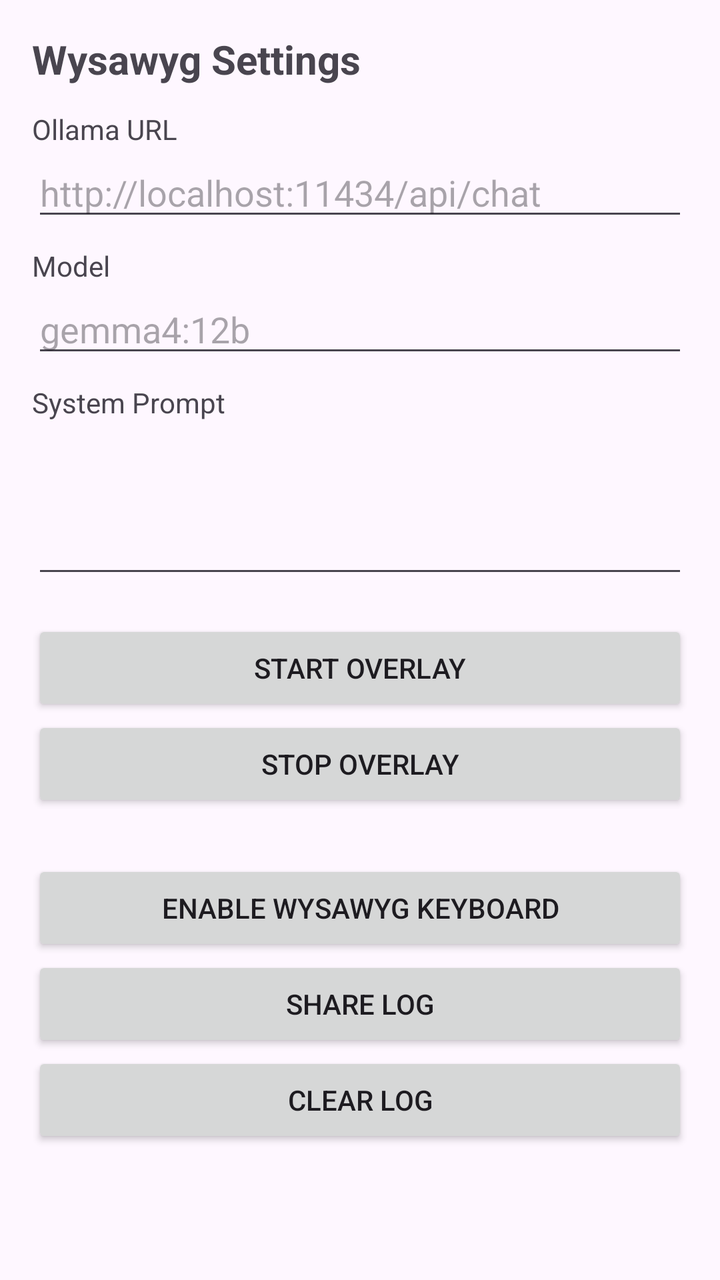
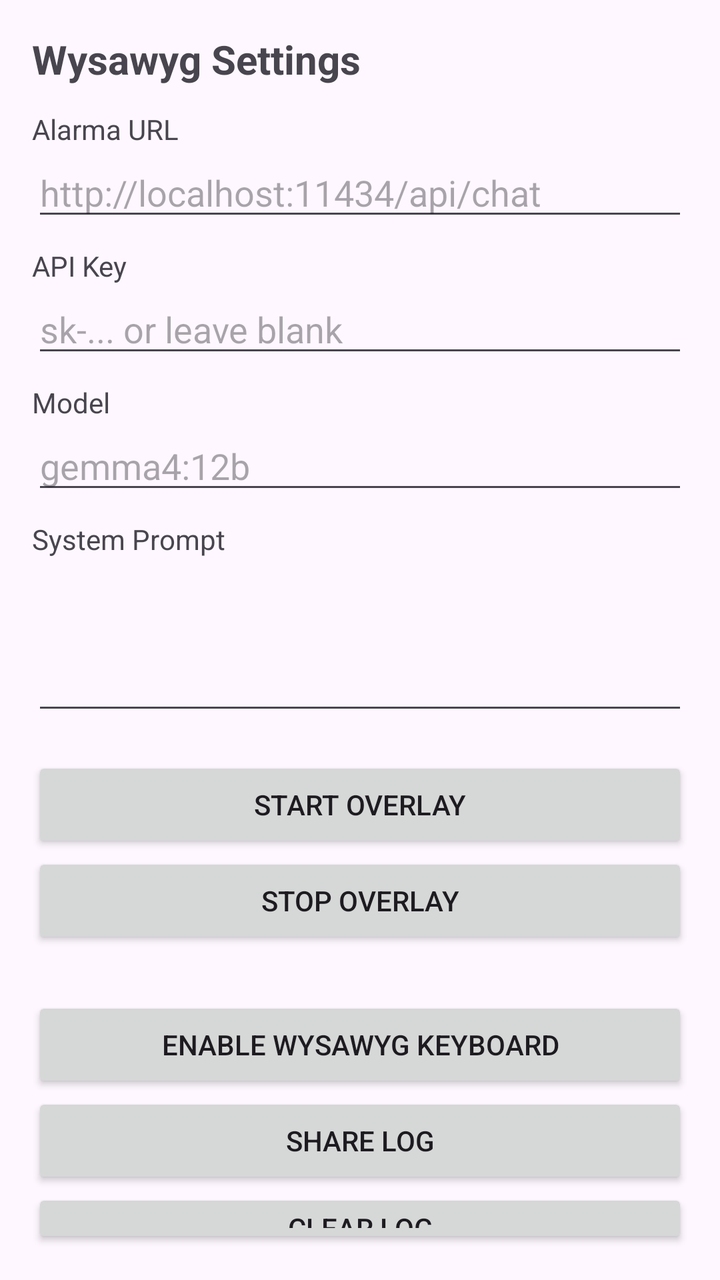

Screens rendered from an Android XML layout before and after an edit, with the pre-edit source and the edit as a unified diff.
<!-- AndroidManifest.xml: application theme Theme.Wysawyg -->
<!-- res/layout/activity_main.xml -->
<?xml version="1.0" encoding="utf-8"?>
<LinearLayout xmlns:android="http://schemas.android.com/apk/res/android"
    android:layout_width="match_parent"
    android:layout_height="match_parent"
    android:orientation="vertical"
    android:padding="16dp">

    <TextView
        android:layout_width="wrap_content"
        android:layout_height="wrap_content"
        android:text="Wysawyg Settings"
        android:textSize="20sp"
        android:textStyle="bold" />

    <TextView
        android:layout_width="wrap_content"
        android:layout_height="wrap_content"
        android:layout_marginTop="12dp"
        android:text="@string/ollama_url" />
    <EditText
        android:id="@+id/ollamaUrl"
        android:layout_width="match_parent"
        android:layout_height="wrap_content"
        android:hint="http://localhost:11434/api/chat"
        android:inputType="textUri" />

    <TextView
        android:layout_width="wrap_content"
        android:layout_height="wrap_content"
        android:layout_marginTop="8dp"
        android:text="@string/model" />
    <EditText
        android:id="@+id/modelName"
        android:layout_width="match_parent"
        android:layout_height="wrap_content"
        android:hint="gemma4:12b" />

    <TextView
        android:layout_width="wrap_content"
        android:layout_height="wrap_content"
        android:layout_marginTop="8dp"
        android:text="@string/system_prompt" />
    <EditText
        android:id="@+id/systemPrompt"
        android:layout_width="match_parent"
        android:layout_height="wrap_content"
        android:minLines="3"
        android:gravity="top"
        android:inputType="textMultiLine" />

    <Button
        android:id="@+id/startOverlayButton"
        android:layout_width="match_parent"
        android:layout_height="wrap_content"
        android:layout_marginTop="16dp"
        android:text="@string/start_overlay" />

    <Button
        android:id="@+id/stopOverlayButton"
        android:layout_width="match_parent"
        android:layout_height="wrap_content"
        android:text="@string/stop_overlay" />

    <Button
        android:id="@+id/enableKeyboardButton"
        android:layout_width="match_parent"
        android:layout_height="wrap_content"
        android:layout_marginTop="24dp"
        android:text="Enable WYSAWYG Keyboard" />

    <Button
        android:id="@+id/shareLogButton"
        android:layout_width="match_parent"
        android:layout_height="wrap_content"
        android:text="Share Log" />

    <Button
        android:id="@+id/clearLogButton"
        android:layout_width="match_parent"
        android:layout_height="wrap_content"
        android:text="Clear Log" />

</LinearLayout>
<!-- resources referenced by this layout -->
<resources>
  <string name="model">Model</string>
  <string name="ollama_url">Ollama URL</string>
  <string name="start_overlay">Start Overlay</string>
  <string name="stop_overlay">Stop Overlay</string>
  <string name="system_prompt">System Prompt</string>
  <style name="Theme.Wysawyg" parent="Theme.Material3.DayNight.NoActionBar">
          <item name="colorPrimary">@color/purple_500</item>
          <item name="colorPrimaryVariant">@color/purple_700</item>
          <item name="colorOnPrimary">@color/white</item>
      </style>
  <color name="purple_500">#FF6200EE</color>
  <color name="purple_700">#FF3700B3</color>
  <color name="white">#FFFFFFFF</color>
</resources>

<!-- the commit's change to res/layout/activity_main.xml (unified diff, before → after) -->
@@ -16,13 +16,25 @@
         android:layout_width="wrap_content"
         android:layout_height="wrap_content"
         android:layout_marginTop="12dp"
-        android:text="@string/ollama_url" />
+        android:text="Alarma URL" />
     <EditText
-        android:id="@+id/ollamaUrl"
+        android:id="@+id/alarmaUrl"
         android:layout_width="match_parent"
         android:layout_height="wrap_content"
         android:hint="http://localhost:11434/api/chat"
         android:inputType="textUri" />
+
+    <TextView
+        android:layout_width="wrap_content"
+        android:layout_height="wrap_content"
+        android:layout_marginTop="8dp"
+        android:text="API Key" />
+    <EditText
+        android:id="@+id/apiKey"
+        android:layout_width="match_parent"
+        android:layout_height="wrap_content"
+        android:hint="sk-... or leave blank"
+        android:inputType="textPassword" />
 
     <TextView
         android:layout_width="wrap_content"
<!-- resource entries referenced after the edit -->
@@ -1,7 +1,6 @@
 <!-- resources referenced by this layout -->
 <resources>
   <string name="model">Model</string>
-  <string name="ollama_url">Ollama URL</string>
   <string name="start_overlay">Start Overlay</string>
   <string name="stop_overlay">Stop Overlay</string>
   <string name="system_prompt">System Prompt</string>
